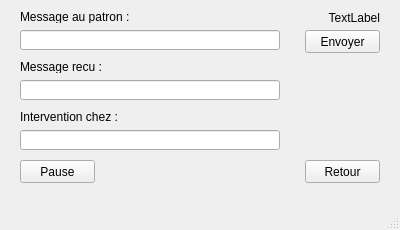
First picture: the form in vehicle.ui, repository wget/hepl-2-unix, before the edit.
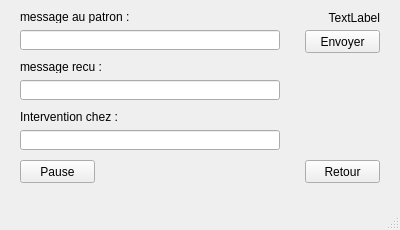
Second picture: the form after the edit.

Patch:
```diff
--- a/vehicle.ui
+++ b/vehicle.ui
@@ -24,7 +24,7 @@
      </rect>
     </property>
     <property name="text">
-     <string>Message au patron :</string>
+     <string>message au patron :</string>
     </property>
    </widget>
    <widget class="QLabel" name="labelMessageRecu">
@@ -37,7 +37,7 @@
      </rect>
     </property>
     <property name="text">
-     <string>Message recu :</string>
+     <string>message recu :</string>
     </property>
    </widget>
    <widget class="QLabel" name="labelIntervention">
```
Left out of the diff: 14 changed lines with no effect on the pictures.
